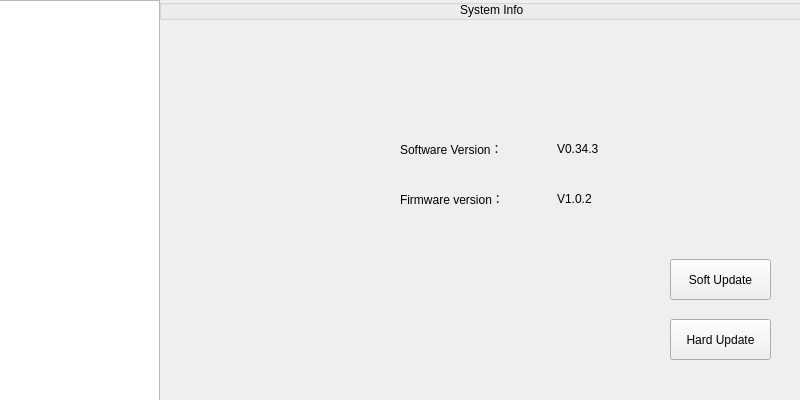
SnakStar/QT-200, file setwindow.ui: the form before one commit.
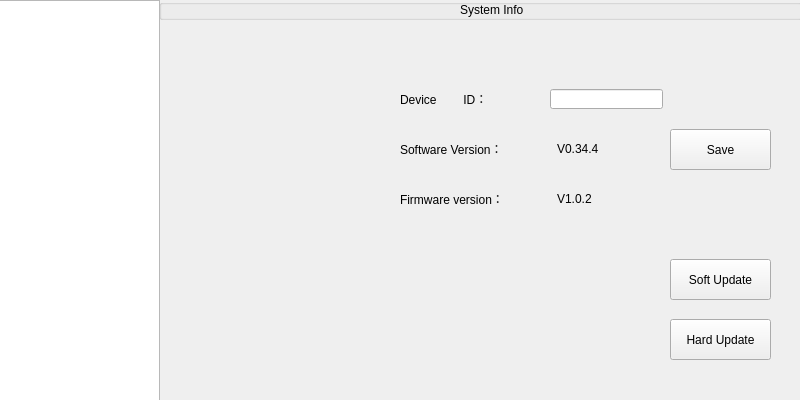
The form after the commit. The open tabs and pages were chosen to show the change. Icons and pictures are not drawn.

Diff of the .ui file:
```diff
--- a/setwindow.ui
+++ b/setwindow.ui
@@ -738,7 +738,7 @@
       </rect>
      </property>
      <property name="text">
-      <string>V0.34.3</string>
+      <string>V0.34.4</string>
      </property>
     </widget>
     <widget class="QLabel" name="lbHardNum">
@@ -780,6 +780,42 @@
       <string>Hard Update</string>
      </property>
     </widget>
+    <widget class="QLabel" name="lbDeviceID">
+     <property name="geometry">
+      <rect>
+       <x>240</x>
+       <y>90</y>
+       <width>131</width>
+       <height>20</height>
+      </rect>
+     </property>
+     <property name="text">
+      <string>Device        ID：</string>
+     </property>
+    </widget>
+    <widget class="QPushButton" name="btnDeviceIDSave">
+     <property name="geometry">
+      <rect>
+       <x>510</x>
+       <y>130</y>
+       <width>101</width>
+       <height>41</height>
+      </rect>
+     </property>
+     <property name="text">
+      <string>Save</string>
+     </property>
+    </widget>
+    <widget class="QLineEdit" name="leDeviceID">
+     <property name="geometry">
+      <rect>
+       <x>390</x>
+       <y>90</y>
+       <width>113</width>
+       <height>20</height>
+      </rect>
+     </property>
+    </widget>
     <zorder>groupBox_SysInfo</zorder>
     <zorder>lbSysInfoTitle</zorder>
     <zorder>lbSoftTag</zorder>
```
Left out of the diff: 3 changed lines with no effect on the pictures.
